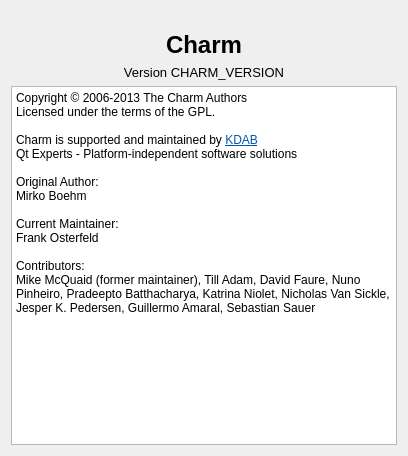
Above: Charm/CharmAboutDialog.ui from KDAB/Charm before the change. Below: the same form after it.
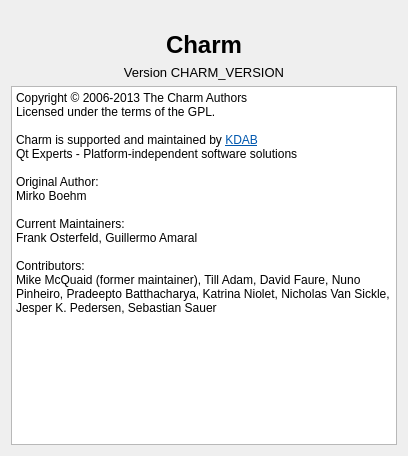
That is the form after the change. Icons and pictures are not drawn.

Commit message:
Respect the G
The G is co-maintainer now, so give him the cred. Will
make him famous!

Patch:
```diff
--- a/Charm/CharmAboutDialog.ui
+++ b/Charm/CharmAboutDialog.ui
@@ -77,21 +77,21 @@
       <string>&lt;!DOCTYPE HTML PUBLIC &quot;-//W3C//DTD HTML 4.0//EN&quot; &quot;http://www.w3.org/TR/REC-html40/strict.dtd&quot;&gt;
 &lt;html&gt;&lt;head&gt;&lt;meta name=&quot;qrichtext&quot; content=&quot;1&quot; /&gt;&lt;style type=&quot;text/css&quot;&gt;
 p, li { white-space: pre-wrap; }
-&lt;/style&gt;&lt;/head&gt;&lt;body style=&quot; font-family:'Sans Serif'; font-size:9pt; font-weight:400; font-style:normal;&quot;&gt;
-&lt;p style=&quot; margin-top:0px; margin-bottom:0px; margin-left:0px; margin-right:0px; -qt-block-indent:0; text-indent:0px;&quot;&gt;Copyright © 2006-2013 The Charm Authors&lt;/p&gt;
-&lt;p style=&quot; margin-top:0px; margin-bottom:0px; margin-left:0px; margin-right:0px; -qt-block-indent:0; text-indent:0px;&quot;&gt;Licensed under the terms of the GPL.&lt;/p&gt;
-&lt;p style=&quot;-qt-paragraph-type:empty; margin-top:0px; margin-bottom:0px; margin-left:0px; margin-right:0px; -qt-block-indent:0; text-indent:0px;&quot;&gt;&lt;br /&gt;&lt;/p&gt;
-&lt;p style=&quot; margin-top:0px; margin-bottom:0px; margin-left:0px; margin-right:0px; -qt-block-indent:0; text-indent:0px;&quot;&gt;&lt;span style=&quot; font-family:'Lucida Grande';&quot;&gt;Charm is supported and maintained by &lt;/span&gt;&lt;a href=&quot;http://www.kdab.com&quot;&gt;&lt;span style=&quot; text-decoration: underline; color:#0057ae;&quot;&gt;KDAB&lt;/span&gt;&lt;/a&gt;&lt;/p&gt;
-&lt;p style=&quot; margin-top:0px; margin-bottom:0px; margin-left:0px; margin-right:0px; -qt-block-indent:0; text-indent:0px;&quot;&gt;Qt Experts - Platform-independent software solutions&lt;/p&gt;
-&lt;p style=&quot;-qt-paragraph-type:empty; margin-top:0px; margin-bottom:0px; margin-left:0px; margin-right:0px; -qt-block-indent:0; text-indent:0px; font-family:'Lucida Grande';&quot;&gt;&lt;br /&gt;&lt;/p&gt;
-&lt;p style=&quot; margin-top:0px; margin-bottom:0px; margin-left:0px; margin-right:0px; -qt-block-indent:0; text-indent:0px;&quot;&gt;&lt;span style=&quot; font-family:'Lucida Grande';&quot;&gt;Original Author:&lt;/span&gt;&lt;/p&gt;
-&lt;p style=&quot; margin-top:0px; margin-bottom:0px; margin-left:0px; margin-right:0px; -qt-block-indent:0; text-indent:0px;&quot;&gt;&lt;span style=&quot; font-family:'Lucida Grande';&quot;&gt;Mirko Boehm&lt;/span&gt;&lt;/p&gt;
-&lt;p style=&quot;-qt-paragraph-type:empty; margin-top:0px; margin-bottom:0px; margin-left:0px; margin-right:0px; -qt-block-indent:0; text-indent:0px; font-family:'Lucida Grande';&quot;&gt;&lt;br /&gt;&lt;/p&gt;
-&lt;p style=&quot; margin-top:0px; margin-bottom:0px; margin-left:0px; margin-right:0px; -qt-block-indent:0; text-indent:0px;&quot;&gt;&lt;span style=&quot; font-family:'Lucida Grande';&quot;&gt;Current Maintainer:&lt;/span&gt;&lt;/p&gt;
-&lt;p style=&quot; margin-top:0px; margin-bottom:0px; margin-left:0px; margin-right:0px; -qt-block-indent:0; text-indent:0px;&quot;&gt;&lt;span style=&quot; font-family:'Lucida Grande';&quot;&gt;Frank Osterfeld&lt;/span&gt;&lt;/p&gt;
-&lt;p style=&quot;-qt-paragraph-type:empty; margin-top:0px; margin-bottom:0px; margin-left:0px; margin-right:0px; -qt-block-indent:0; text-indent:0px; font-family:'Lucida Grande';&quot;&gt;&lt;br /&gt;&lt;/p&gt;
-&lt;p style=&quot; margin-top:0px; margin-bottom:0px; margin-left:0px; margin-right:0px; -qt-block-indent:0; text-indent:0px;&quot;&gt;&lt;span style=&quot; font-family:'Lucida Grande';&quot;&gt;Contributors:&lt;/span&gt;&lt;/p&gt;
-&lt;p style=&quot; margin-top:0px; margin-bottom:0px; margin-left:0px; margin-right:0px; -qt-block-indent:0; text-indent:0px;&quot;&gt;&lt;span style=&quot; font-family:'Lucida Grande';&quot;&gt;Mike McQuaid (former maintainer), Till Adam, David Faure, Nuno Pinheiro, Pradeepto Batthacharya, Katrina Niolet, Nicholas Van Sickle, Jesper K. Pedersen, Guillermo Amaral, Sebastian Sauer&lt;/span&gt;&lt;/p&gt;&lt;/body&gt;&lt;/html&gt;</string>
+&lt;/style&gt;&lt;/head&gt;&lt;body style=&quot; font-family:'Cantarell'; font-size:11pt; font-weight:400; font-style:normal;&quot;&gt;
+&lt;p style=&quot; margin-top:0px; margin-bottom:0px; margin-left:0px; margin-right:0px; -qt-block-indent:0; text-indent:0px;&quot;&gt;&lt;span style=&quot; font-family:'Sans Serif'; font-size:9pt;&quot;&gt;Copyright © 2006-2013 The Charm Authors&lt;/span&gt;&lt;/p&gt;
+&lt;p style=&quot; margin-top:0px; margin-bottom:0px; margin-left:0px; margin-right:0px; -qt-block-indent:0; text-indent:0px;&quot;&gt;&lt;span style=&quot; font-family:'Sans Serif'; font-size:9pt;&quot;&gt;Licensed under the terms of the GPL.&lt;/span&gt;&lt;/p&gt;
+&lt;p style=&quot;-qt-paragraph-type:empty; margin-top:0px; margin-bottom:0px; margin-left:0px; margin-right:0px; -qt-block-indent:0; text-indent:0px; font-family:'Sans Serif'; font-size:9pt;&quot;&gt;&lt;br /&gt;&lt;/p&gt;
+&lt;p style=&quot; margin-top:0px; margin-bottom:0px; margin-left:0px; margin-right:0px; -qt-block-indent:0; text-indent:0px;&quot;&gt;&lt;span style=&quot; font-family:'Lucida Grande'; font-size:9pt;&quot;&gt;Charm is supported and maintained by &lt;/span&gt;&lt;a href=&quot;http://www.kdab.com&quot;&gt;&lt;span style=&quot; font-family:'Sans Serif'; font-size:9pt; text-decoration: underline; color:#0057ae;&quot;&gt;KDAB&lt;/span&gt;&lt;/a&gt;&lt;/p&gt;
+&lt;p style=&quot; margin-top:0px; margin-bottom:0px; margin-left:0px; margin-right:0px; -qt-block-indent:0; text-indent:0px;&quot;&gt;&lt;span style=&quot; font-family:'Sans Serif'; font-size:9pt;&quot;&gt;Qt Experts - Platform-independent software solutions&lt;/span&gt;&lt;/p&gt;
+&lt;p style=&quot;-qt-paragraph-type:empty; margin-top:0px; margin-bottom:0px; margin-left:0px; margin-right:0px; -qt-block-indent:0; text-indent:0px; font-family:'Lucida Grande'; font-size:9pt;&quot;&gt;&lt;br /&gt;&lt;/p&gt;
+&lt;p style=&quot; margin-top:0px; margin-bottom:0px; margin-left:0px; margin-right:0px; -qt-block-indent:0; text-indent:0px;&quot;&gt;&lt;span style=&quot; font-family:'Lucida Grande'; font-size:9pt;&quot;&gt;Original Author:&lt;/span&gt;&lt;/p&gt;
+&lt;p style=&quot; margin-top:0px; margin-bottom:0px; margin-left:0px; margin-right:0px; -qt-block-indent:0; text-indent:0px;&quot;&gt;&lt;span style=&quot; font-family:'Lucida Grande'; font-size:9pt;&quot;&gt;Mirko Boehm&lt;/span&gt;&lt;/p&gt;
+&lt;p style=&quot;-qt-paragraph-type:empty; margin-top:0px; margin-bottom:0px; margin-left:0px; margin-right:0px; -qt-block-indent:0; text-indent:0px; font-family:'Lucida Grande'; font-size:9pt;&quot;&gt;&lt;br /&gt;&lt;/p&gt;
+&lt;p style=&quot; margin-top:0px; margin-bottom:0px; margin-left:0px; margin-right:0px; -qt-block-indent:0; text-indent:0px;&quot;&gt;&lt;span style=&quot; font-family:'Lucida Grande'; font-size:9pt;&quot;&gt;Current Maintainers:&lt;/span&gt;&lt;/p&gt;
+&lt;p style=&quot; margin-top:0px; margin-bottom:0px; margin-left:0px; margin-right:0px; -qt-block-indent:0; text-indent:0px;&quot;&gt;&lt;span style=&quot; font-family:'Lucida Grande'; font-size:9pt;&quot;&gt;Frank Osterfeld, Guillermo Amaral&lt;/span&gt;&lt;/p&gt;
+&lt;p style=&quot;-qt-paragraph-type:empty; margin-top:0px; margin-bottom:0px; margin-left:0px; margin-right:0px; -qt-block-indent:0; text-indent:0px; font-family:'Lucida Grande'; font-size:9pt;&quot;&gt;&lt;br /&gt;&lt;/p&gt;
+&lt;p style=&quot; margin-top:0px; margin-bottom:0px; margin-left:0px; margin-right:0px; -qt-block-indent:0; text-indent:0px;&quot;&gt;&lt;span style=&quot; font-family:'Lucida Grande'; font-size:9pt;&quot;&gt;Contributors:&lt;/span&gt;&lt;/p&gt;
+&lt;p style=&quot; margin-top:0px; margin-bottom:0px; margin-left:0px; margin-right:0px; -qt-block-indent:0; text-indent:0px;&quot;&gt;&lt;span style=&quot; font-family:'Lucida Grande'; font-size:9pt;&quot;&gt;Mike McQuaid (former maintainer), Till Adam, David Faure, Nuno Pinheiro, Pradeepto Batthacharya, Katrina Niolet, Nicholas Van Sickle, Jesper K. Pedersen, Sebastian Sauer&lt;/span&gt;&lt;/p&gt;&lt;/body&gt;&lt;/html&gt;</string>
      </property>
      <property name="textInteractionFlags">
       <set>Qt::LinksAccessibleByKeyboard|Qt::LinksAccessibleByMouse|Qt::TextBrowserInteraction|Qt::TextSelectableByKeyboard|Qt::TextSelectableByMouse</set>
```
